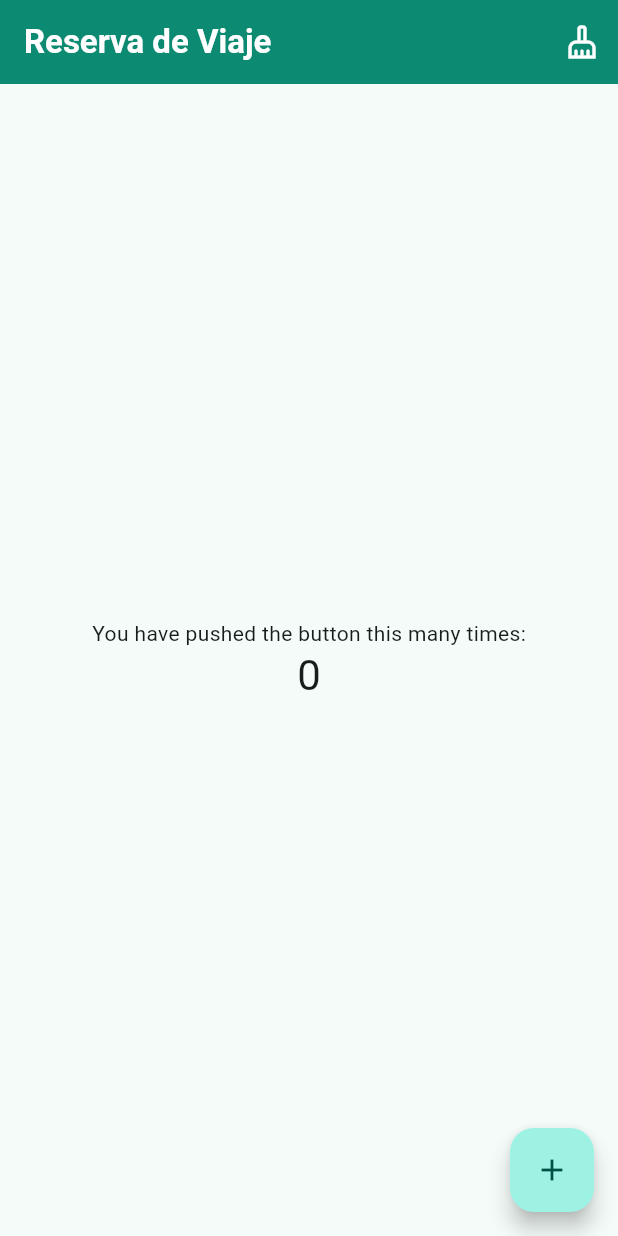
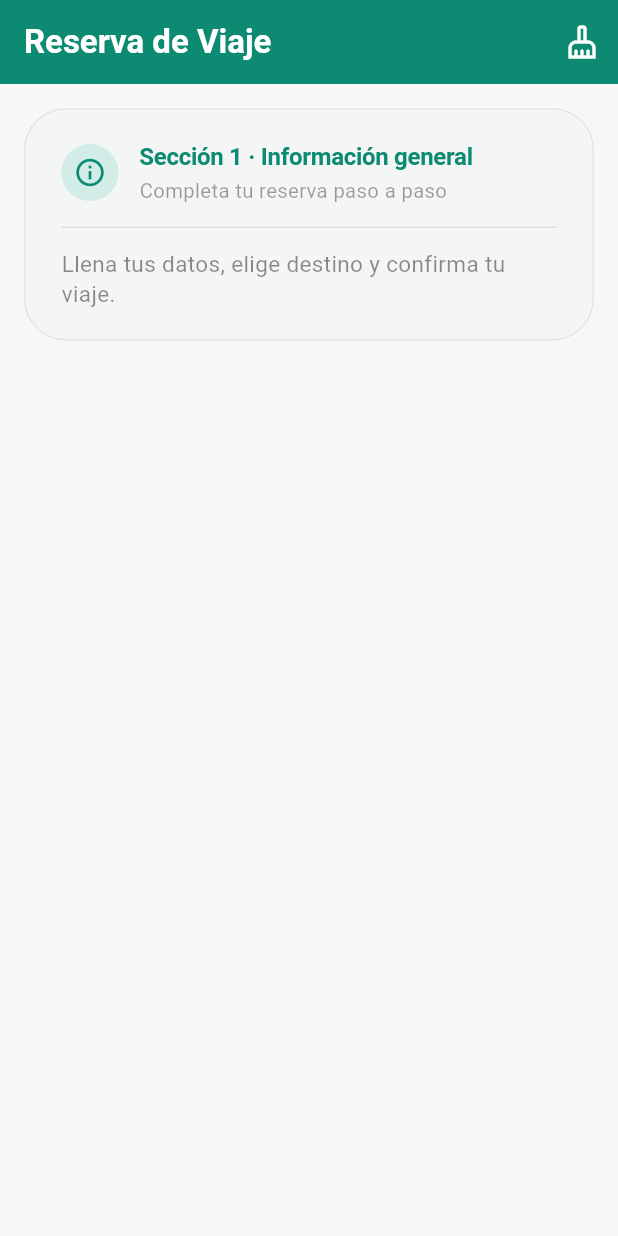
Before and after one commit to InfanteChan/Fundamentos-de-Desarrollo-Movil, a Flutter app: the screen it shows after launch, on a phone screen of 412 x 824 dp. Run offline on Flutter 3.47's test engine with Material 3 defaults, Android fonts, the phone set to English and light mode, and no system bars.

Commit message:
Seccion 1 Informacion personal
Titulo "Seccion 1 - Informacion general",
subtitulo "Completa tu reserva paso a paso",
texto "Llena tus datos, elige destino y confirma tu viaje."

```diff
--- a/Parcial 1/examen_practico_1/lib/main.dart
+++ b/Parcial 1/examen_practico_1/lib/main.dart
@@ -11,6 +11,7 @@ class MyApp extends StatelessWidget {
   Widget build(BuildContext context) {
     return MaterialApp(
       title: 'Flutter Demo',
+      debugShowCheckedModeBanner: false, // Quita la etiqueta de debug para que se vea más limpio
       theme: ThemeData(
         colorScheme: ColorScheme.fromSeed(seedColor: const Color(0xFF00897B)),
       ),
@@ -29,25 +30,22 @@ class MyHomePage extends StatefulWidget {
 }
 
 class _MyHomePageState extends State<MyHomePage> {
-  int _counter = 0;
-
-  void _incrementCounter() {
-    setState(() {
-      _counter++;
-    });
-  }
 
   void _resetForm() {
     setState(() {
-      _counter = 0;
+      // Espacio para limpiar futuros campos
     });
   }
 
   @override
   Widget build(BuildContext context) {
+    // Tono verde oscuro característico para títulos e interfaz principal
+    const mainGreen = Color(0xFF0D8A72);
+
     return Scaffold(
+      backgroundColor: const Color(0xFFF7F7F7), // Fondo de pantalla ligeramente gris para contrastar la tarjeta
       appBar: AppBar(
-        backgroundColor: const Color(0xFF0D8A72),
+        backgroundColor: mainGreen,
         foregroundColor: Colors.white,
         title: Text(
           widget.title,
@@ -61,22 +59,93 @@ class _MyHomePageState extends State<MyHomePage> {
           ),
         ],
       ),
-      body: Center(
+      body: SingleChildScrollView(
+        padding: const EdgeInsets.all(16.0),
         child: Column(
-          mainAxisAlignment: MainAxisAlignment.center,
+          crossAxisAlignment: CrossAxisAlignment.start,
           children: [
-            const Text('You have pushed the button this many times:'),
-            Text(
-              '$_counter',
-              style: Theme.of(context).textTheme.headlineMedium,
+            // --- TARJETA DE INFORMACIÓN GENERAL (DISEÑO FIEL A LA IMAGEN) ---
+            Container(
+              decoration: BoxDecoration(
+                color: const Color(0xFFF4F6F5), // Color gris claro de fondo
+                borderRadius: BorderRadius.circular(28.0), // Esquinas sumamente redondeadas
+                border: Border.all(color: const Color(0xFFE2E6E4), width: 1), // Borde suave exterior
+              ),
+              child: Padding(
+                padding: const EdgeInsets.symmetric(horizontal: 24.0, vertical: 20.0),
+                child: Column(
+                  crossAxisAlignment: CrossAxisAlignment.start,
+                  children: [
+                    Row(
+                      crossAxisAlignment: CrossAxisAlignment.center,
+                      children: [
+                        // Icono circular de información
+                        Container(
+                          padding: const EdgeInsets.all(8.0),
+                          decoration: const BoxDecoration(
+                            color: Color(0xFFD2EDE8), // Fondo verde menta pastel
+                            shape: BoxShape.circle,   // Forma completamente circular
+                          ),
+                          child: const Icon(
+                            Icons.info_outline,
+                            color: mainGreen,
+                            size: 22,
+                          ),
+                        ),
+                        const SizedBox(width: 14.0),
+                        // Textos de Cabecera
+                        const Expanded(
+                          child: Column(
+                            crossAxisAlignment: CrossAxisAlignment.start,
+                            children: [
+                              Text(
+                                'Sección 1 · Información general',
+                                style: TextStyle(
+                                  color: mainGreen,
+                                  fontSize: 16,
+                                  fontWeight: FontWeight.bold,
+                                  letterSpacing: -0.2,
+                                ),
+                              ),
+                              SizedBox(height: 2.0),
+                              Text(
+                                'Completa tu reserva paso a paso',
+                                style: TextStyle(
+                                  color: Colors.black38,
+                                  fontSize: 13.5,
+                                ),
+                              ),
+                            ],
+                          ),
+                        ),
+                      ],
+                    ),
+                    // Línea divisoria horizontal delgada
+                    const Padding(
+                      padding: EdgeInsets.symmetric(vertical: 14.0),
+                      child: Divider(
+                        color: Color(0xFFE0E0E0),
+                        thickness: 1,
+                        height: 1,
+                      ),
+                    ),
+                    // Texto explicativo inferior de la tarjeta
+                    const Text(
+                      'Llena tus datos, elige destino y confirma tu viaje.',
+                      style: TextStyle(
+                        color: Colors.black45,
+                        fontSize: 15,
+                        height: 1.3,
+                      ),
+                    ),
+                  ],
+                ),
+              ),
             ),
+
+            // Aquí puedes continuar agregando tus inputs o campos más abajo
           ],
         ),
-      ),
-      floatingActionButton: FloatingActionButton(
-        onPressed: _incrementCounter,
-        tooltip: 'Increment',
-        child: const Icon(Icons.add),
       ),
     );
   }
```
